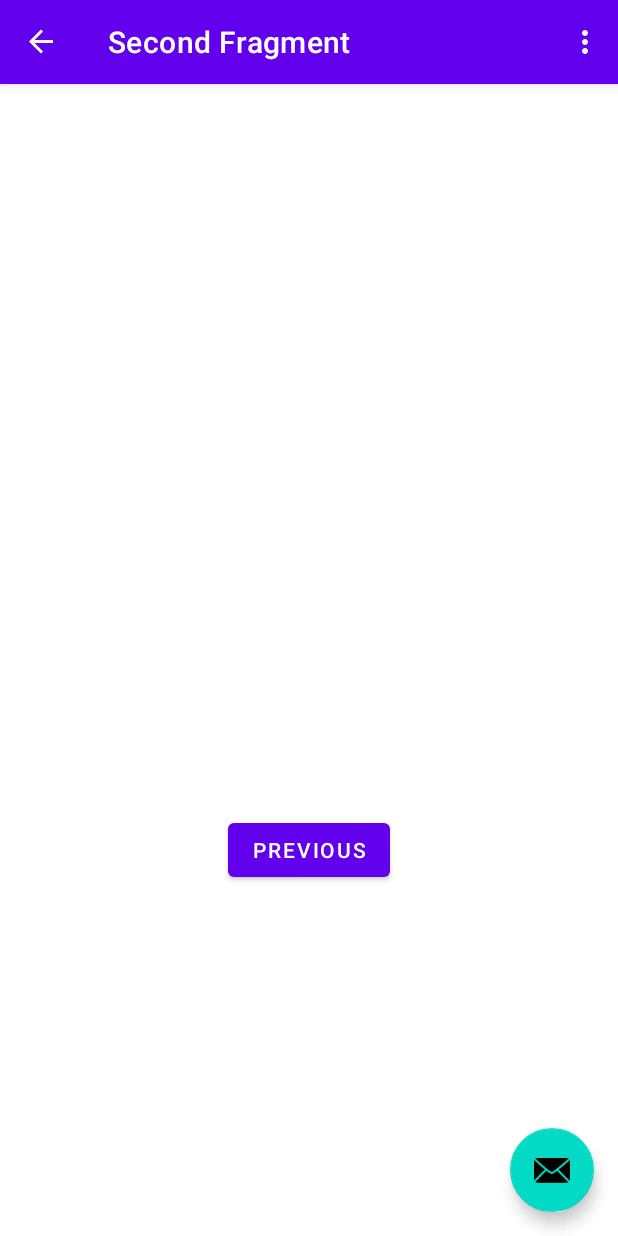
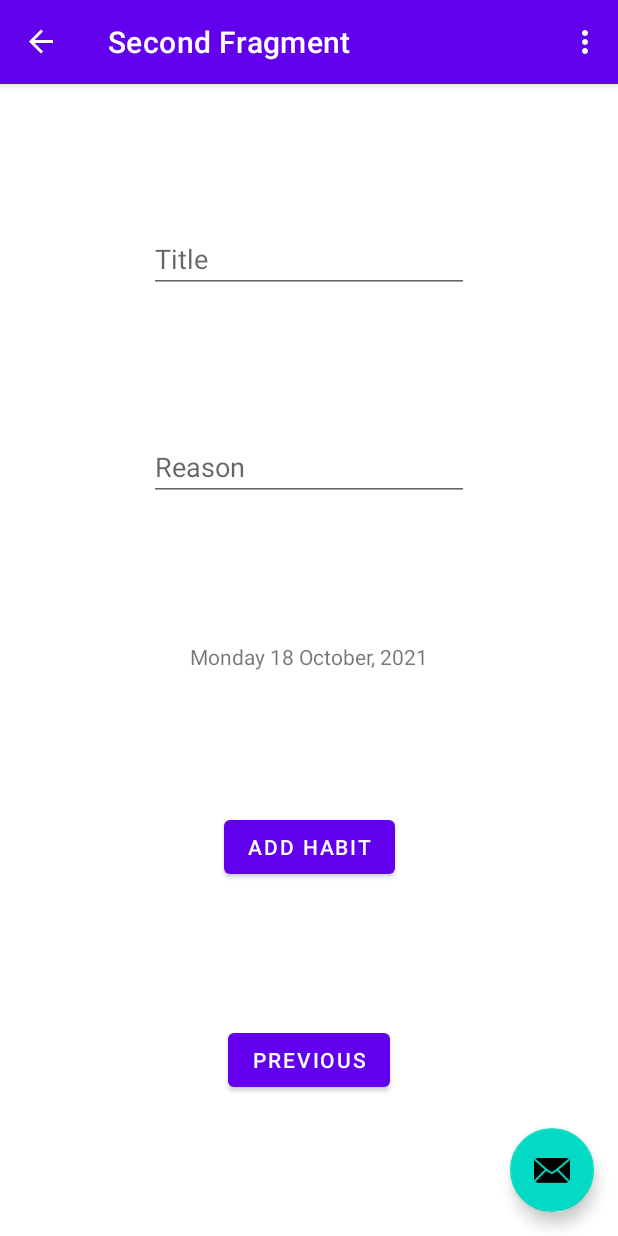
Before and after one commit to CMPUT301F21T44/HelloHabits, an Android app: the screen it shows after launch (MainActivity), after a tap on "NEXT", on a phone screen of 412 x 824 dp. Run offline under Robolectric (Android 15) with nearby library versions, the phone set to English and light mode, and no system bars; our stand-ins replace Room's generated code, navigation-ui.

Commit message:
Create Habit View
This is probably what would be the most familiar to everyone. The only
difference here is the use of view binding instead of `findViewById`.

```diff
--- a/app/build.gradle
+++ b/app/build.gradle
@@ -35,13 +35,16 @@ android {
 
 dependencies {
 
+    implementation 'androidx.room:room-runtime:2.3.0'
+    annotationProcessor 'androidx.room:room-compiler:2.3.0'
+    androidTestImplementation "androidx.room:room-testing:2.3.0"
     coreLibraryDesugaring 'com.android.tools:desugar_jdk_libs:1.1.5'
     implementation 'androidx.appcompat:appcompat:1.3.1'
     implementation 'com.google.android.material:material:1.4.0'
     implementation 'androidx.constraintlayout:constraintlayout:2.1.1'
     implementation 'androidx.navigation:navigation-fragment:2.3.5'
     implementation 'androidx.navigation:navigation-ui:2.3.5'
-    testImplementation 'junit:junit:4.+'
+    testImplementation 'junit:junit:4.13.2'
     androidTestImplementation 'androidx.test.ext:junit:1.1.3'
     androidTestImplementation 'androidx.test.espresso:espresso-core:3.4.0'
 }
--- a/app/src/main/AndroidManifest.xml
+++ b/app/src/main/AndroidManifest.xml
@@ -10,7 +10,7 @@
         android:supportsRtl="true"
         android:theme="@style/Theme.HelloHabits">
         <activity
-            android:name=".MainActivity"
+            android:name=".view.MainActivity"
             android:exported="true"
             android:label="@string/app_name"
             android:theme="@style/Theme.HelloHabits.NoActionBar">
--- a/app/src/main/java/com/github/cmput301f21t44/hellohabits/FirstFragment.java
+++ /dev/null
@@ -1,47 +0,0 @@
-package com.github.cmput301f21t44.hellohabits;
-
-import android.os.Bundle;
-import android.view.LayoutInflater;
-import android.view.View;
-import android.view.ViewGroup;
-
-import androidx.annotation.NonNull;
-import androidx.fragment.app.Fragment;
-import androidx.navigation.fragment.NavHostFragment;
-
-import com.github.cmput301f21t44.hellohabits.databinding.FragmentFirstBinding;
-
-public class FirstFragment extends Fragment {
-
-    private FragmentFirstBinding binding;
-
-    @Override
-    public View onCreateView(
-            LayoutInflater inflater, ViewGroup container,
-            Bundle savedInstanceState
-    ) {
-
-        binding = FragmentFirstBinding.inflate(inflater, container, false);
-        return binding.getRoot();
-
-    }
-
-    public void onViewCreated(@NonNull View view, Bundle savedInstanceState) {
-        super.onViewCreated(view, savedInstanceState);
-
-        binding.buttonFirst.setOnClickListener(new View.OnClickListener() {
-            @Override
-            public void onClick(View view) {
-                NavHostFragment.findNavController(FirstFragment.this)
-                        .navigate(R.id.action_FirstFragment_to_SecondFragment);
-            }
-        });
-    }
-
-    @Override
-    public void onDestroyView() {
-        super.onDestroyView();
-        binding = null;
-    }
-
-}
--- a/app/src/main/java/com/github/cmput301f21t44/hellohabits/SecondFragment.java
+++ /dev/null
@@ -1,47 +0,0 @@
-package com.github.cmput301f21t44.hellohabits;
-
-import android.os.Bundle;
-import android.view.LayoutInflater;
-import android.view.View;
-import android.view.ViewGroup;
-
-import androidx.annotation.NonNull;
-import androidx.fragment.app.Fragment;
-import androidx.navigation.fragment.NavHostFragment;
-
-import com.github.cmput301f21t44.hellohabits.databinding.FragmentSecondBinding;
-
-public class SecondFragment extends Fragment {
-
-    private FragmentSecondBinding binding;
-
-    @Override
-    public View onCreateView(
-            LayoutInflater inflater, ViewGroup container,
-            Bundle savedInstanceState
-    ) {
-
-        binding = FragmentSecondBinding.inflate(inflater, container, false);
-        return binding.getRoot();
-
-    }
-
-    public void onViewCreated(@NonNull View view, Bundle savedInstanceState) {
-        super.onViewCreated(view, savedInstanceState);
-
-        binding.buttonSecond.setOnClickListener(new View.OnClickListener() {
-            @Override
-            public void onClick(View view) {
-                NavHostFragment.findNavController(SecondFragment.this)
-                        .navigate(R.id.action_SecondFragment_to_FirstFragment);
-            }
-        });
-    }
-
-    @Override
-    public void onDestroyView() {
-        super.onDestroyView();
-        binding = null;
-    }
-
-}
--- /dev/null
+++ b/app/src/main/java/com/github/cmput301f21t44/hellohabits/view/FirstFragment.java
@@ -0,0 +1,67 @@
+package com.github.cmput301f21t44.hellohabits.view;
+
+import android.os.Bundle;
+import android.view.LayoutInflater;
+import android.view.View;
+import android.view.ViewGroup;
+
+import androidx.annotation.NonNull;
+import androidx.annotation.Nullable;
+import androidx.fragment.app.Fragment;
+import androidx.lifecycle.ViewModelProvider;
+import androidx.navigation.fragment.NavHostFragment;
+import androidx.recyclerview.widget.LinearLayoutManager;
+
+import com.github.cmput301f21t44.hellohabits.R;
+import com.github.cmput301f21t44.hellohabits.databinding.FragmentFirstBinding;
+import com.github.cmput301f21t44.hellohabits.db.HabitEntity;
+import com.github.cmput301f21t44.hellohabits.model.Habit;
+import com.github.cmput301f21t44.hellohabits.viewmodel.HabitViewModel;
+
+import java.util.ArrayList;
+import java.util.Collection;
+import java.util.Iterator;
+import java.util.List;
+import java.util.ListIterator;
+
+public class FirstFragment extends Fragment {
+
+    private FragmentFirstBinding binding;
+    private HabitViewModel mHabitViewModel;
+    private HabitAdapter adapter;
+
+    @Override
+    public View onCreateView(@NonNull LayoutInflater inflater, ViewGroup container, Bundle savedInstanceState) {
+        binding = FragmentFirstBinding.inflate(inflater, container, false);
+        return binding.getRoot();
+    }
+
+    public void onViewCreated(@NonNull View view, Bundle savedInstanceState) {
+        super.onViewCreated(view, savedInstanceState);
+        mHabitViewModel = new ViewModelProvider(this).get(HabitViewModel.class);
+        adapter = new HabitAdapter(new HabitAdapter.HabitDiff());
+        binding.habitRecyclerView.setAdapter(adapter);
+        binding.habitRecyclerView.setLayoutManager(new LinearLayoutManager(getContext()));
+
+
+        binding.buttonFirst.setOnClickListener(view1 ->
+                NavHostFragment.findNavController(FirstFragment.this)
+                        .navigate(R.id.action_FirstFragment_to_SecondFragment));
+    }
+
+    @Override
+    public void onStart() {
+        super.onStart();
+        mHabitViewModel.getAllHabits().observe(this, list -> {
+            // need to cast List<HabitEntity> to List<Habit>
+            List<Habit> habits = new ArrayList<>(list);
+            adapter.submitList(habits);
+        });
+    }
+
+    @Override
+    public void onDestroyView() {
+        super.onDestroyView();
+        binding = null;
+    }
+}
--- a/app/src/main/java/com/github/cmput301f21t44/hellohabits/MainActivity.java
+++ b/app/src/main/java/com/github/cmput301f21t44/hellohabits/view/MainActivity.java
@@ -1,22 +1,19 @@
-package com.github.cmput301f21t44.hellohabits;
+package com.github.cmput301f21t44.hellohabits.view;
 
 import android.os.Bundle;
-
-import com.google.android.material.snackbar.Snackbar;
+import android.view.Menu;
+import android.view.MenuItem;
 
 import androidx.appcompat.app.AppCompatActivity;
-
-import android.view.View;
-
 import androidx.navigation.NavController;
 import androidx.navigation.Navigation;
 import androidx.navigation.ui.AppBarConfiguration;
 import androidx.navigation.ui.NavigationUI;
 
+import com.github.cmput301f21t44.hellohabits.R;
 import com.github.cmput301f21t44.hellohabits.databinding.ActivityMainBinding;
-
-import android.view.Menu;
-import android.view.MenuItem;
+import com.github.cmput301f21t44.hellohabits.viewmodel.HabitViewModel;
+import com.google.android.material.snackbar.Snackbar;
 
 public class MainActivity extends AppCompatActivity {
 
@@ -36,13 +33,8 @@ public class MainActivity extends AppCompatActivity {
         appBarConfiguration = new AppBarConfiguration.Builder(navController.getGraph()).build();
         NavigationUI.setupActionBarWithNavController(this, navController, appBarConfiguration);
 
-        binding.fab.setOnClickListener(new View.OnClickListener() {
-            @Override
-            public void onClick(View view) {
-                Snackbar.make(view, "Replace with your own action", Snackbar.LENGTH_LONG)
-                        .setAction("Action", null).show();
-            }
-        });
+        binding.fab.setOnClickListener(view -> Snackbar.make(view, "Replace with your own action", Snackbar.LENGTH_LONG)
+                .setAction("Action", null).show());
     }
 
     @Override
--- /dev/null
+++ b/app/src/main/java/com/github/cmput301f21t44/hellohabits/view/SecondFragment.java
@@ -0,0 +1,84 @@
+package com.github.cmput301f21t44.hellohabits.view;
+
+import android.os.Bundle;
+import android.view.LayoutInflater;
+import android.view.View;
+import android.view.ViewGroup;
+
+import androidx.annotation.NonNull;
+import androidx.fragment.app.DialogFragment;
+import androidx.fragment.app.Fragment;
+import androidx.lifecycle.ViewModelProvider;
+import androidx.navigation.fragment.NavHostFragment;
+
+import com.github.cmput301f21t44.hellohabits.R;
+import com.github.cmput301f21t44.hellohabits.databinding.FragmentSecondBinding;
+import com.github.cmput301f21t44.hellohabits.viewmodel.HabitViewModel;
+
+import java.time.Instant;
+import java.time.LocalDate;
+import java.time.ZoneId;
+import java.time.format.DateTimeFormatter;
+
+public class SecondFragment extends Fragment {
+
+    private FragmentSecondBinding binding;
+    private HabitViewModel mHabitViewModel;
+    private Instant mInstant;
+
+    @Override
+    public View onCreateView(
+            LayoutInflater inflater, ViewGroup container,
+            Bundle savedInstanceState
+    ) {
+
+        binding = FragmentSecondBinding.inflate(inflater, container, false);
+        return binding.getRoot();
+
+    }
+
+    private void updateInstant(Instant instant) {
+        mInstant = instant;
+        String date = DateTimeFormatter
+                .ofPattern("eeee d MMMM, y").withZone(ZoneId.systemDefault()).format(mInstant);
+        binding.textDateStarted.setText(date);
+    }
+
+    public void onViewCreated(@NonNull View view, Bundle savedInstanceState) {
+        super.onViewCreated(view, savedInstanceState);
+        mHabitViewModel = new ViewModelProvider(this).get(HabitViewModel.class);
+        updateInstant(Instant.now());
+
+        binding.buttonAddHabit.setOnClickListener(v -> {
+            mHabitViewModel.insert(
+                    binding.editTextTitle.getText().toString(),
+                    binding.editTextReason.getText().toString(),
+                    mInstant);
+            NavHostFragment.findNavController(SecondFragment.this)
+                    .navigate(R.id.action_SecondFragment_to_FirstFragment);
+        });
+
+        binding.textDateStarted.setOnClickListener(v -> {
+            DialogFragment newFragment = DatePickerFragment.newInstance(
+                    (datePicker, year, month, day) -> updateInstant(
+                            LocalDate.of(year, month + 1, day)
+                                    .atStartOfDay(ZoneId.systemDefault()).toInstant()
+                    )
+            );
+
+            newFragment.show(requireActivity().getSupportFragmentManager(), "datePicker");
+        });
+
+        binding.buttonSecond.setOnClickListener(view1 -> NavHostFragment
+                .findNavController(SecondFragment.this)
+                .navigate(R.id.action_SecondFragment_to_FirstFragment));
+    }
+
+    @Override
+    public void onDestroyView() {
+        super.onDestroyView();
+        binding = null;
+    }
+
+
+}
--- a/app/src/main/res/layout/activity_main.xml
+++ b/app/src/main/res/layout/activity_main.xml
@@ -4,7 +4,7 @@
     xmlns:tools="http://schemas.android.com/tools"
     android:layout_width="match_parent"
     android:layout_height="match_parent"
-    tools:context=".MainActivity">
+    tools:context=".view.MainActivity">
 
     <com.google.android.material.appbar.AppBarLayout
         android:layout_width="match_parent"
--- a/app/src/main/res/layout/fragment_second.xml
+++ b/app/src/main/res/layout/fragment_second.xml
@@ -4,7 +4,7 @@
     xmlns:tools="http://schemas.android.com/tools"
     android:layout_width="match_parent"
     android:layout_height="match_parent"
-    tools:context=".SecondFragment">
+    tools:context=".view.SecondFragment">
 
     <TextView
         android:id="@+id/textview_second"
@@ -22,6 +22,56 @@
         android:text="@string/previous"
         app:layout_constraintBottom_toBottomOf="parent"
         app:layout_constraintEnd_toEndOf="parent"
+        app:layout_constraintHorizontal_bias="0.5"
         app:layout_constraintStart_toStartOf="parent"
-        app:layout_constraintTop_toBottomOf="@id/textview_second" />
+        app:layout_constraintTop_toBottomOf="@+id/button_add_habit" />
+
+    <TextView
+        android:id="@+id/text_date_started"
+        android:layout_width="wrap_content"
+        android:layout_height="wrap_content"
+        android:text="TextView"
+        app:layout_constraintBottom_toTopOf="@+id/button_add_habit"
+        app:layout_constraintEnd_toEndOf="parent"
+        app:layout_constraintHorizontal_bias="0.5"
+        app:layout_constraintStart_toStartOf="parent"
+        app:layout_constraintTop_toBottomOf="@+id/edit_text_reason" />
+
+    <Button
+        android:id="@+id/button_add_habit"
+        android:layout_width="wrap_content"
+        android:layout_height="wrap_content"
+        android:text="Add Habit"
+        app:layout_constraintBottom_toTopOf="@+id/button_second"
+        app:layout_constraintEnd_toEndOf="parent"
+        app:layout_constraintHorizontal_bias="0.5"
+        app:layout_constraintStart_toStartOf="parent"
+        app:layout_constraintTop_toBottomOf="@+id/text_date_started" />
+
+    <EditText
+        android:id="@+id/edit_text_reason"
+        android:layout_width="wrap_content"
+        android:layout_height="wrap_content"
+        android:ems="10"
+        android:inputType="textPersonName"
+        android:hint="@string/reason"
+        app:layout_constraintBottom_toTopOf="@+id/text_date_started"
+        app:layout_constraintEnd_toEndOf="parent"
+        app:layout_constraintHorizontal_bias="0.5"
+        app:layout_constraintStart_toStartOf="parent"
+        app:layout_constraintTop_toBottomOf="@+id/edit_text_title" />
+
+    <EditText
+        android:id="@+id/edit_text_title"
+        android:layout_width="wrap_content"
+        android:layout_height="wrap_content"
+        android:ems="10"
+        android:inputType="textPersonName"
+        android:hint="@string/title"
+        app:layout_constraintBottom_toTopOf="@+id/edit_text_reason"
+        app:layout_constraintEnd_toEndOf="parent"
+        app:layout_constraintHorizontal_bias="0.5"
+        app:layout_constraintStart_toStartOf="parent"
+        app:layout_constraintTop_toTopOf="parent" />
+
 </androidx.constraintlayout.widget.ConstraintLayout>
--- a/app/src/main/res/menu/menu_main.xml
+++ b/app/src/main/res/menu/menu_main.xml
@@ -1,7 +1,7 @@
 <menu xmlns:android="http://schemas.android.com/apk/res/android"
     xmlns:app="http://schemas.android.com/apk/res-auto"
     xmlns:tools="http://schemas.android.com/tools"
-    tools:context="com.github.cmput301f21t44.hellohabits.MainActivity">
+    tools:context="com.github.cmput301f21t44.hellohabits.view.MainActivity">
     <item
         android:id="@+id/action_settings"
         android:orderInCategory="100"
--- a/app/src/main/res/navigation/nav_graph.xml
+++ b/app/src/main/res/navigation/nav_graph.xml
@@ -7,7 +7,7 @@
 
     <fragment
         android:id="@+id/FirstFragment"
-        android:name="com.github.cmput301f21t44.hellohabits.FirstFragment"
+        android:name="com.github.cmput301f21t44.hellohabits.view.FirstFragment"
         android:label="@string/first_fragment_label"
         tools:layout="@layout/fragment_first">
 
@@ -17,7 +17,7 @@
     </fragment>
     <fragment
         android:id="@+id/SecondFragment"
-        android:name="com.github.cmput301f21t44.hellohabits.SecondFragment"
+        android:name="com.github.cmput301f21t44.hellohabits.view.SecondFragment"
         android:label="@string/second_fragment_label"
         tools:layout="@layout/fragment_second">
 
--- a/app/src/main/res/values/strings.xml
+++ b/app/src/main/res/values/strings.xml
@@ -9,4 +9,6 @@
 
     <string name="hello_first_fragment">Hello first fragment</string>
     <string name="hello_second_fragment">Hello second fragment. Arg: %1$s</string>
+    <string name="title">Title</string>
+    <string name="reason">Reason</string>
 </resources>
```
Also changed, not shown: app/src/main/java/com/github/cmput301f21t44/hellohabits/view/DatePickerFragment.java (added, +30 -0 lines), app/src/main/java/com/github/cmput301f21t44/hellohabits/view/HabitAdapter.java (added, +68 -0 lines), app/src/main/res/layout/fragment_first.xml (+9 -13 lines), app/src/main/res/layout/habit_item.xml (added, +41 -0 lines).
